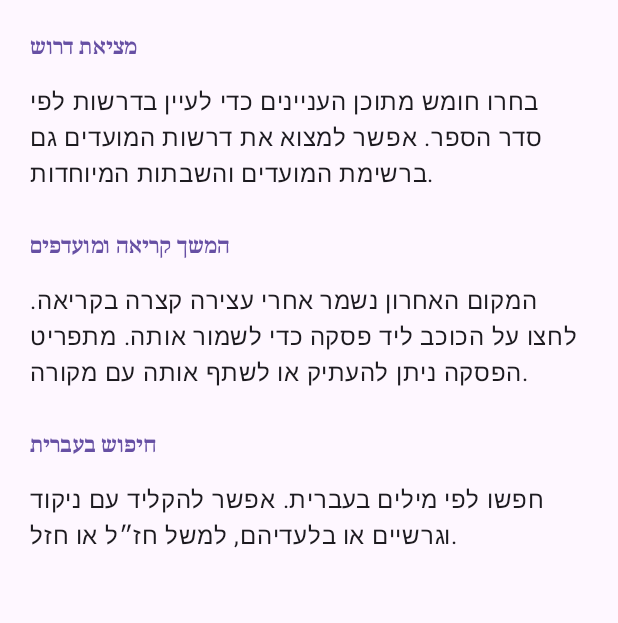
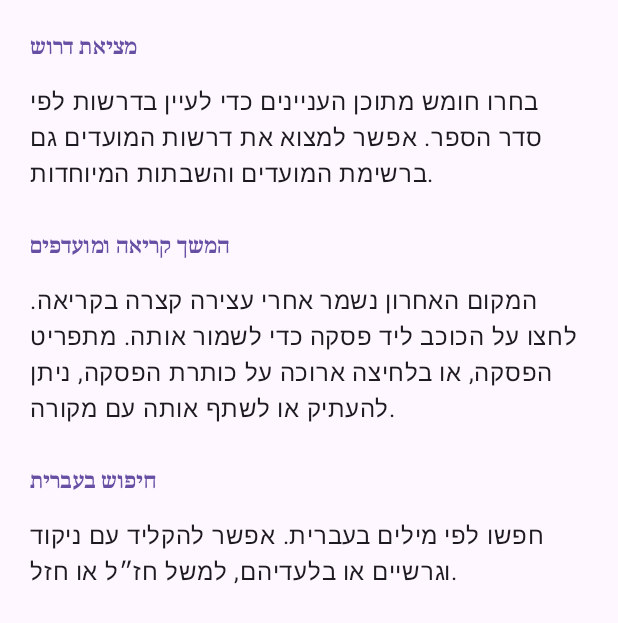
Before and after one commit to dberrebi/BasAyinAndroid, an Android app built with Jetpack Compose: the composable HelpScreen shown on its own in the app's theme, on a phone screen of 412 x 824 dp. Shown: the top 623 px of the screen. Run offline under Robolectric (Android 15) with nearby library versions, the phone set to English and light mode, and no system bars; network calls fail.

```diff
--- a/app/src/main/java/app/basayin/android/InfoScreens.kt
+++ b/app/src/main/java/app/basayin/android/InfoScreens.kt
@@ -192,8 +192,8 @@ fun HelpScreen() {
             ))
             ListHeading(string("המשך קריאה ומועדפים", "Resume and save passages"))
             InfoText(string(
-                "המקום האחרון נשמר אחרי עצירה קצרה בקריאה. לחצו על הכוכב ליד פסקה כדי לשמור אותה. מתפריט הפסקה ניתן להעתיק או לשתף אותה עם מקורה.",
-                "Your place is saved after a short pause. Tap the star by a paragraph to save it. Use the paragraph menu to copy or share it with its source.",
+                "המקום האחרון נשמר אחרי עצירה קצרה בקריאה. לחצו על הכוכב ליד פסקה כדי לשמור אותה. מתפריט הפסקה, או בלחיצה ארוכה על כותרת הפסקה, ניתן להעתיק או לשתף אותה עם מקורה.",
+                "Your place is saved after a short pause. Tap the star by a paragraph to save it. Use the paragraph menu, or long-press the paragraph heading, to copy or share it with its source.",
             ))
             ListHeading(string("חיפוש בעברית", "Search in Hebrew"))
             InfoText(string(
```
Also changed, not shown: app/src/main/java/app/basayin/android/ReaderScreen.kt (+13 -5 lines).
